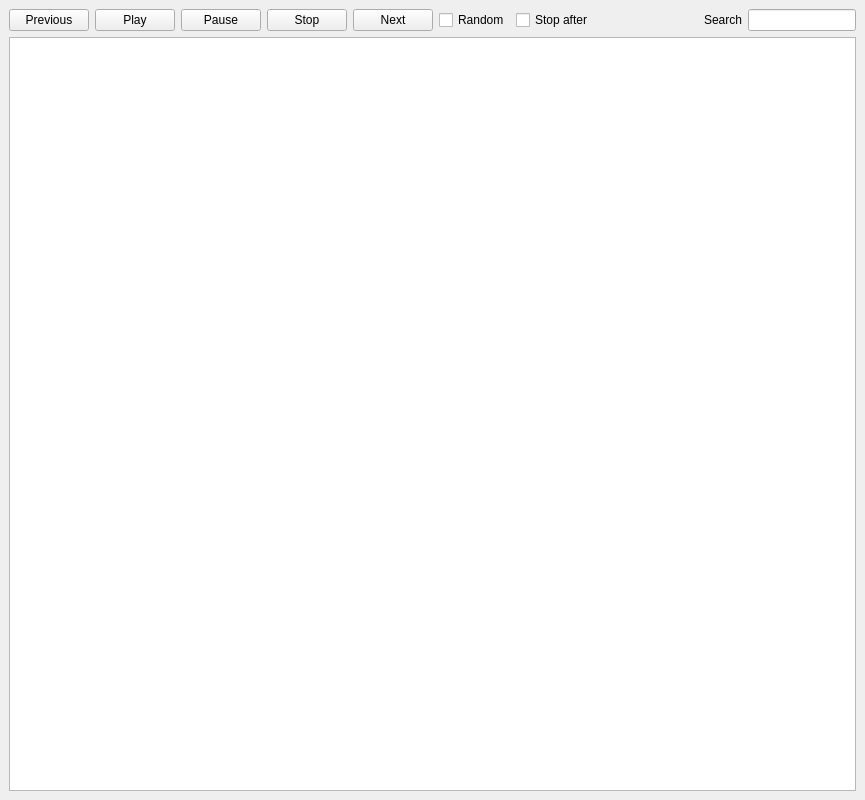
This is satyr/skins/complex.ui in StyXman/satyr as Qt 5 draws it before an edit. The edited form follows.
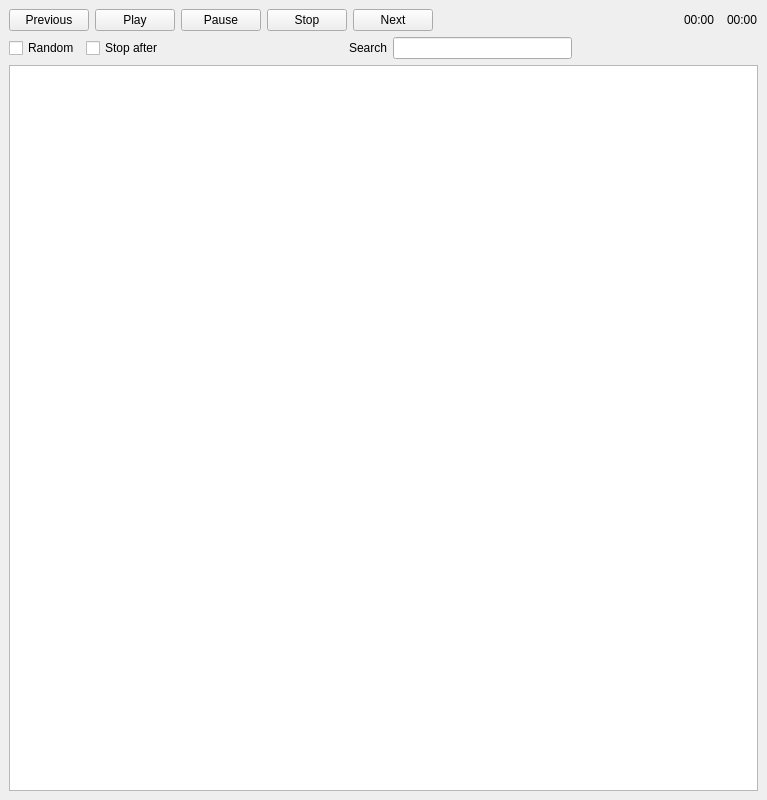
This is the edited form. Custom widgets are drawn as their Qt base class.

Commit message: + readded seek slider, elapsed and remaining time, and volume slider. only the first works.

The edit to the form file:
```diff
--- a/satyr/skins/complex.ui
+++ b/satyr/skins/complex.ui
@@ -6,7 +6,7 @@
    <rect>
     <x>0</x>
     <y>0</y>
-    <width>865</width>
+    <width>767</width>
     <height>800</height>
    </rect>
   </property>
@@ -16,7 +16,7 @@
   <widget class="QWidget" name="centralwidget">
    <layout class="QVBoxLayout" name="verticalLayout">
     <item>
-     <layout class="QHBoxLayout" name="horizontalLayout">
+     <layout class="QHBoxLayout" name="horizontalLayout_2">
       <item>
        <widget class="QPushButton" name="prevButton">
         <property name="text">
@@ -53,6 +53,40 @@
        </widget>
       </item>
       <item>
+       <spacer name="horizontalSpacer_3">
+        <property name="orientation">
+         <enum>Qt::Horizontal</enum>
+        </property>
+        <property name="sizeHint" stdset="0">
+         <size>
+          <width>40</width>
+          <height>20</height>
+         </size>
+        </property>
+       </spacer>
+      </item>
+      <item>
+       <widget class="QLabel" name="timeElapsed">
+        <property name="text">
+         <string notr="true">00:00</string>
+        </property>
+       </widget>
+      </item>
+      <item>
+       <widget class="Phonon::SeekSlider" name="seekSlider"/>
+      </item>
+      <item>
+       <widget class="QLabel" name="timeLeft">
+        <property name="text">
+         <string notr="true">00:00</string>
+        </property>
+       </widget>
+      </item>
+     </layout>
+    </item>
+    <item>
+     <layout class="QHBoxLayout" name="horizontalLayout">
+      <item>
        <widget class="QCheckBox" name="randomCheck">
         <property name="text">
          <string>Random</string>
@@ -92,6 +126,22 @@
       <item>
        <widget class="SearchEntry" name="searchEntry"/>
       </item>
+      <item>
+       <spacer name="horizontalSpacer_2">
+        <property name="orientation">
+         <enum>Qt::Horizontal</enum>
+        </property>
+        <property name="sizeHint" stdset="0">
+         <size>
+          <width>40</width>
+          <height>20</height>
+         </size>
+        </property>
+       </spacer>
+      </item>
+      <item>
+       <widget class="Phonon::VolumeSlider" name="volumeSlider"/>
+      </item>
      </layout>
     </item>
     <item>
@@ -117,6 +167,16 @@
   </widget>
  </widget>
  <customwidgets>
+  <customwidget>
+   <class>Phonon::SeekSlider</class>
+   <extends>QWidget</extends>
+   <header location="global">phonon/seekslider.h</header>
+  </customwidget>
+  <customwidget>
+   <class>Phonon::VolumeSlider</class>
+   <extends>QWidget</extends>
+   <header location="global">phonon/volumeslider.h</header>
+  </customwidget>
   <customwidget>
    <class>SearchEntry</class>
    <extends>QLineEdit</extends>
```
The commit also changes 2 other files.
